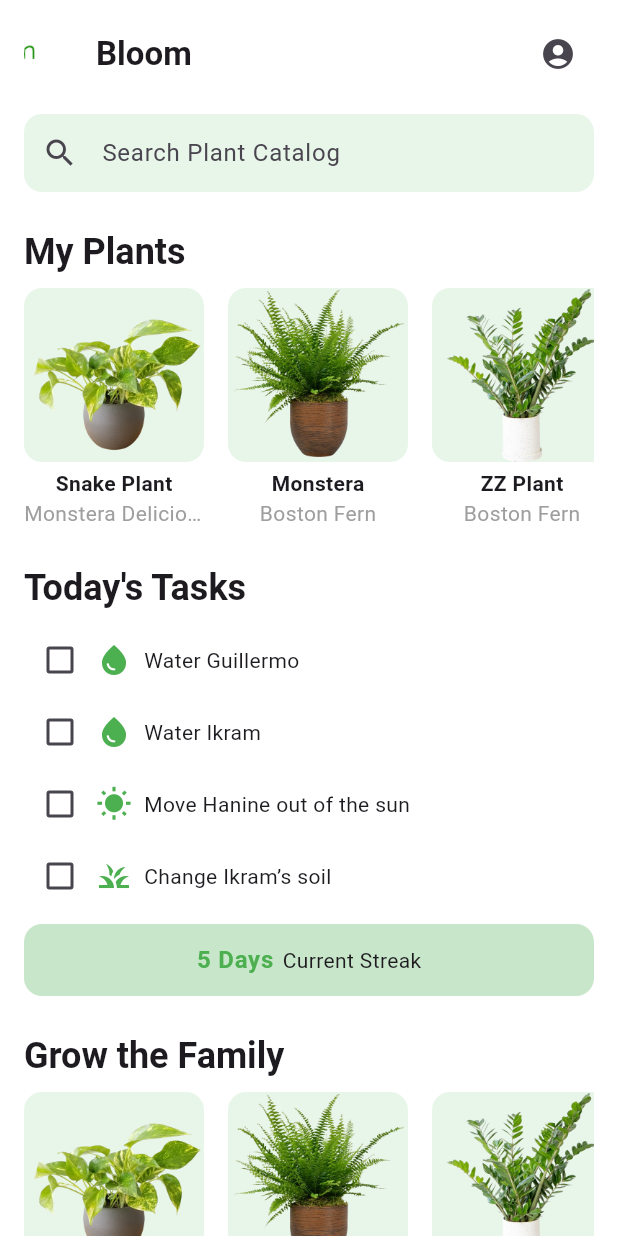
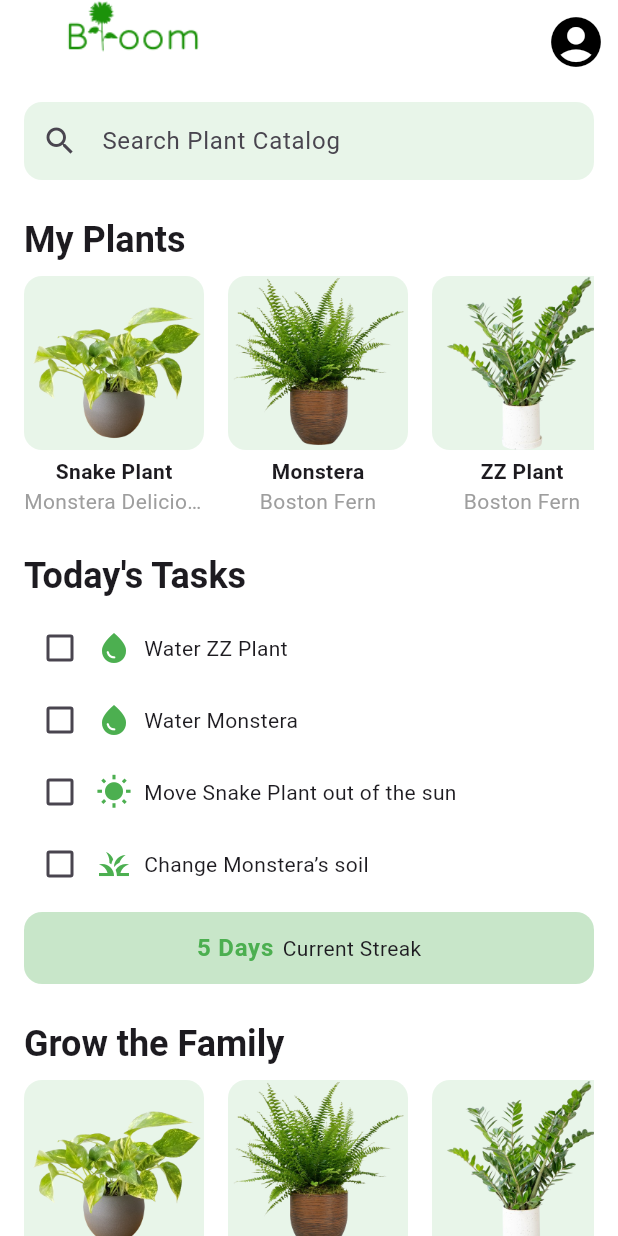
Before and after one commit to wokidoo/soen357, a Flutter app: the screen it shows after launch, on a phone screen of 412 x 824 dp. Run offline on Flutter 3.47's test engine with Material 3 defaults, Android fonts, the phone set to English and light mode, and no system bars.

Commit message:
Added AppBard w/logo

```diff
--- a/lib/main.dart
+++ b/lib/main.dart
@@ -34,47 +34,42 @@
   Widget build(BuildContext context) {
     return Scaffold(
       // Using an AppBar here; if you want a custom header instead, you can adjust accordingly.
+      appBar: AppBar(
+        backgroundColor: Colors.white,
+        elevation: 0,
+        // Remove the leading back arrow if you don't need it
+        automaticallyImplyLeading: false,
+        // Control how much space the logo can take
+        leadingWidth: 300,
+        // Logo on the left
+        leading: Padding(
+          padding: const EdgeInsets.all(0.0),
+          child: Image.asset(
+            'assets/Bloom.png', // Make sure this file is declared in pubspec.yaml
+            fit: BoxFit.contain,
+          ),
+        ),
+        // Optional text/title in the center
+        title: null, //
+        centerTitle: false,
+        // Profile icon on the right
+        actions: [
+          IconButton(
+            icon: const Icon(Icons.account_circle, color: Colors.black),
+            iconSize: 40, // Increase the icon size
+            onPressed: () {
+              // Profile button logic here
+            },
+          ),
+        ],
+      ),
       body: SafeArea(
         child: SingleChildScrollView(
           padding: const EdgeInsets.symmetric(horizontal: 16, vertical: 12),
           child: Column(
             crossAxisAlignment: CrossAxisAlignment.start,
             children: [
-              // ===== Header (Logo + Profile Icon) =====
-              Row(
-                mainAxisAlignment: MainAxisAlignment.spaceBetween,
-                children: [
-                  // Logo + Title
-                  Row(
-                    children: [
-                      // Replace 'assets/Bloom.png' with your own logo asset.
-                      ClipOval(
-                        child: Image.asset(
-                          'assets/Bloom.png',
-                          width: 40,
-                          height: 40,
-                          fit: BoxFit.cover,
-                        ),
-                      ),
-                      const SizedBox(width: 8),
-                      Text(
-                        "Bloom",
-                        style: Theme.of(context).textTheme.titleLarge?.copyWith(
-                              fontWeight: FontWeight.bold,
-                            ),
-                      ),
-                    ],
-                  ),
-                  // Profile Icon
-                  IconButton(
-                    onPressed: () {
-                      // Navigate to profile or settings
-                    },
-                    icon: const Icon(Icons.account_circle),
-                  ),
-                ],
-              ),
-              const SizedBox(height: 16),
+
 
               // ===== Search Bar =====
               Container(
@@ -125,11 +120,11 @@
                     ),
               ),
               const SizedBox(height: 8),
-              const TaskItem(label: "Water Guillermo", icon: Icons.water_drop),
-              const TaskItem(label: "Water Ikram", icon: Icons.water_drop),
+              const TaskItem(label: "Water ZZ Plant", icon: Icons.water_drop),
+              const TaskItem(label: "Water Monstera", icon: Icons.water_drop),
               const TaskItem(
-                  label: "Move Hanine out of the sun", icon: Icons.wb_sunny),
-              const TaskItem(label: "Change Ikram’s soil", icon: Icons.grass),
+                  label: "Move Snake Plant out of the sun", icon: Icons.wb_sunny),
+              const TaskItem(label: "Change Monstera’s soil", icon: Icons.grass),
               const SizedBox(height: 8),
 
               // ===== Streak Info =====
```
